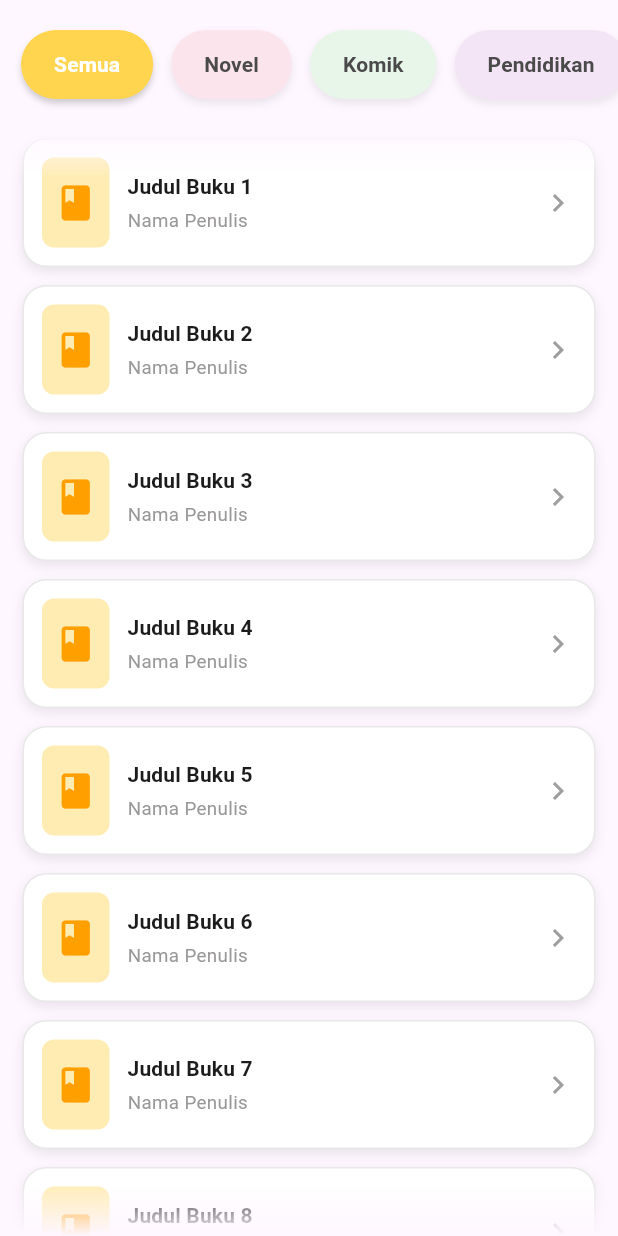
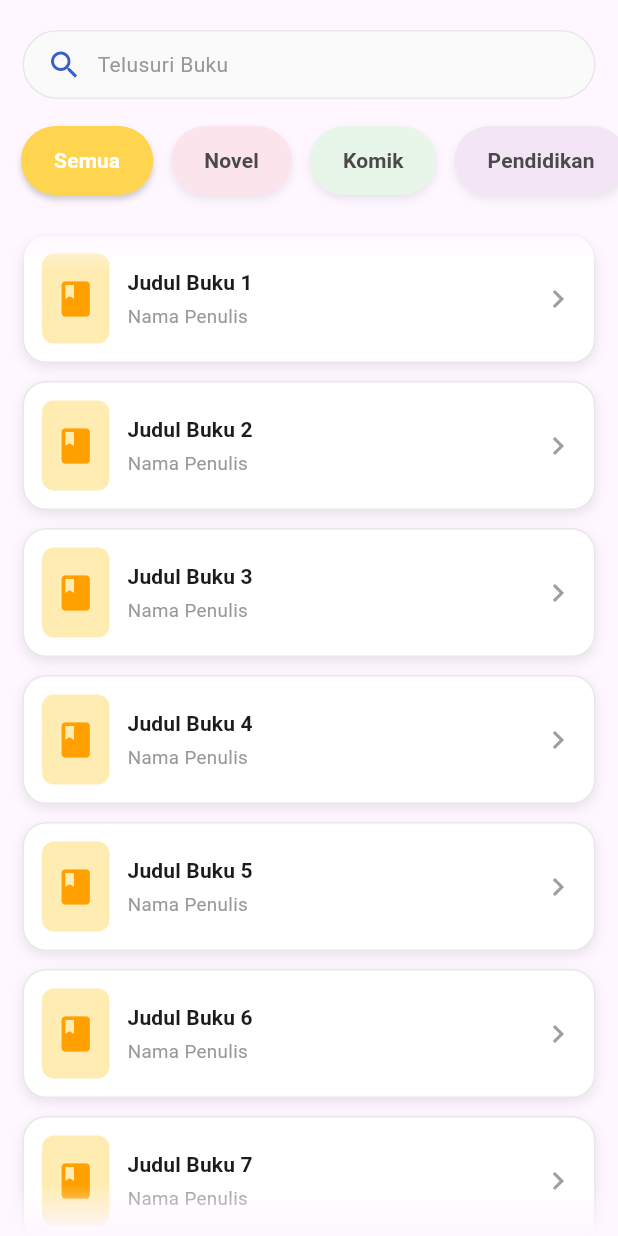
Before and after one commit to kfzrvn/project-candil, a Flutter app: the BacaPage widget shown alone on an empty page, opened directly, on a phone screen of 412 x 824 dp. Run offline on Flutter 3.47's test engine with Material 3 defaults, Android fonts, the phone set to English and light mode, and no system bars; Roboto replaces fonts that are missing (SF-Pro-Display).

Commit message:
Add a minor update and add a one page

```diff
--- a/lib/pages/baca.dart
+++ b/lib/pages/baca.dart
@@ -33,7 +33,37 @@
   Widget build(BuildContext context) {
     return Column(
       children: [
-        const SizedBox(height: 12),
+        // =========================================
+        // [TAMBAHAN] SEARCH BAR
+        // =========================================
+        Padding(
+          padding:
+              const EdgeInsets.only(top: 20, left: 15, right: 15, bottom: 10),
+          child: Container(
+            padding: const EdgeInsets.symmetric(horizontal: 15, vertical: 10),
+            decoration: BoxDecoration(
+              color: const Color(0xFFFAFAFA),
+              borderRadius: BorderRadius.circular(30),
+              border: Border.all(color: const Color(0xFFE8E8E8)),
+            ),
+            child: Row(
+              children: [
+                Icon(Icons.search, size: 24, color: blue3),
+                const SizedBox(width: 10),
+                Expanded(
+                  child: Text(
+                    'Telusuri Buku',
+                    style: regular14.copyWith(color: dark3),
+                  ),
+                ),
+              ],
+            ),
+          ),
+        ),
+
+        // =========================================
+        // KATEGORI
+        // =========================================
         SizedBox(
           height: 62,
           child: ListView.builder(
@@ -84,7 +114,12 @@
             },
           ),
         ),
+
         const SizedBox(height: 8),
+
+        // =========================================
+        // LIST BUKU
+        // =========================================
         Expanded(
           child: ShaderMask(
             shaderCallback: (Rect rect) {
@@ -100,10 +135,8 @@
                 stops: [0.0, 0.05, 0.95, 1.0],
               ).createShader(rect);
             },
-            blendMode: BlendMode
-                .dstOut, // Mode agar warna ungu membuat konten jadi transparan
+            blendMode: BlendMode.dstOut,
             child: ListView.builder(
-              // Tambahkan padding top agar item pertama tidak terlalu mepet pudar
               padding: const EdgeInsets.only(
                   left: 15, right: 15, top: 10, bottom: 20),
               itemCount: 10,
```
Also changed, not shown: lib/pages/beranda.dart (+42 -13 lines), lib/pages/kategori.dart (added, +107 -0 lines), lib/main.dart (line endings or trailing spaces).
